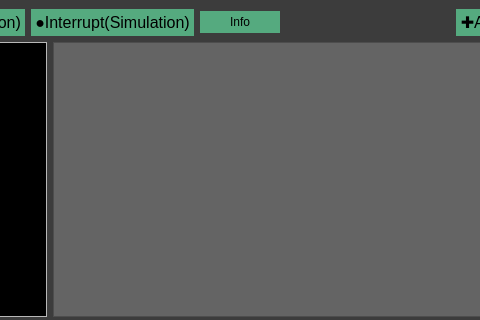
hamzafauzi/Group6_QT_Project, file startwindow.ui: the form before one commit; both pictures show x 218 to 698 and y 0 to 320 of the 890 by 449 pixel window.
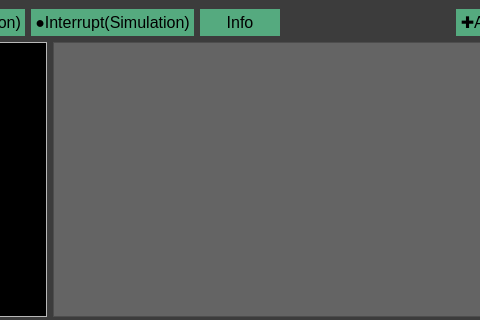
The form after the commit.

The edit to the form file:
```diff
--- a/startwindow.ui
+++ b/startwindow.ui
@@ -180,6 +180,20 @@
       </item>
       <item>
        <widget class="QPushButton" name="pushButton_info">
+        <property name="enabled">
+         <bool>true</bool>
+        </property>
+        <property name="sizeIncrement">
+         <size>
+          <width>0</width>
+          <height>0</height>
+         </size>
+        </property>
+        <property name="font">
+         <font>
+          <pointsize>12</pointsize>
+         </font>
+        </property>
         <property name="autoFillBackground">
          <bool>true</bool>
         </property>
```
